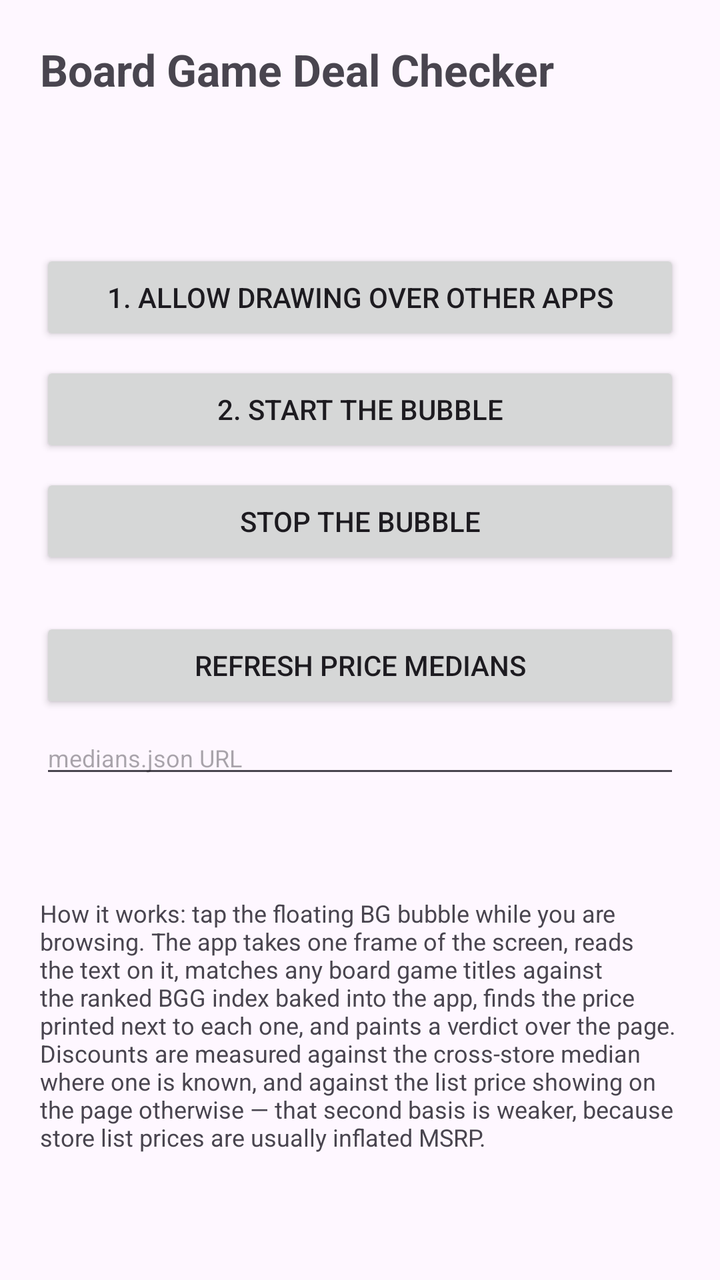
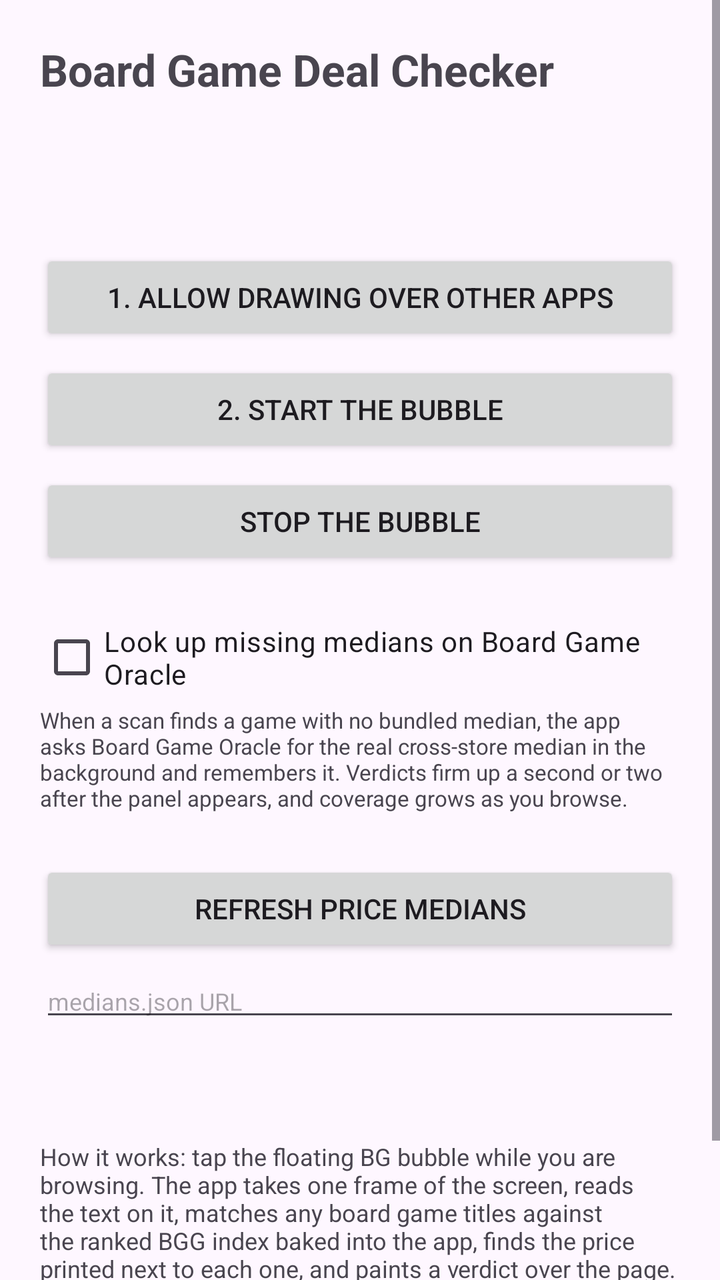

Compare the two renders of this Android layout. The source of the first and the diff that turns it into the second are given below.
<!-- AndroidManifest.xml: application theme Theme.DealChecker -->
<!-- res/layout/activity_main.xml -->
<?xml version="1.0" encoding="utf-8"?>
<ScrollView xmlns:android="http://schemas.android.com/apk/res/android"
    android:layout_width="match_parent"
    android:layout_height="match_parent"
    android:fillViewport="true">

    <LinearLayout
        android:layout_width="match_parent"
        android:layout_height="wrap_content"
        android:orientation="vertical"
        android:padding="20dp">

        <TextView
            android:layout_width="wrap_content"
            android:layout_height="wrap_content"
            android:text="Board Game Deal Checker"
            android:textSize="22sp"
            android:textStyle="bold" />

        <TextView
            android:id="@+id/crashBox"
            android:layout_width="match_parent"
            android:layout_height="wrap_content"
            android:layout_marginTop="10dp"
            android:padding="10dp"
            android:background="#33FF5252"
            android:textSize="10sp"
            android:typeface="monospace"
            android:textIsSelectable="true"
            android:visibility="gone" />

        <Button
            android:id="@+id/btnClearCrash"
            android:layout_width="match_parent"
            android:layout_height="wrap_content"
            android:text="Dismiss crash report"
            android:visibility="gone" />

        <TextView
            android:id="@+id/rules"
            android:layout_width="match_parent"
            android:layout_height="wrap_content"
            android:layout_marginTop="6dp"
            android:textSize="13sp" />

        <TextView
            android:id="@+id/dbInfo"
            android:layout_width="match_parent"
            android:layout_height="wrap_content"
            android:layout_marginTop="14dp"
            android:textSize="13sp" />

        <Button
            android:id="@+id/btnOverlay"
            android:layout_width="match_parent"
            android:layout_height="wrap_content"
            android:layout_marginTop="20dp"
            android:text="1. Allow drawing over other apps" />

        <Button
            android:id="@+id/btnStart"
            android:layout_width="match_parent"
            android:layout_height="wrap_content"
            android:layout_marginTop="8dp"
            android:text="2. Start the bubble" />

        <Button
            android:id="@+id/btnStop"
            android:layout_width="match_parent"
            android:layout_height="wrap_content"
            android:layout_marginTop="8dp"
            android:text="Stop the bubble" />

        <Button
            android:id="@+id/btnRefresh"
            android:layout_width="match_parent"
            android:layout_height="wrap_content"
            android:layout_marginTop="24dp"
            android:text="Refresh price medians" />

        <EditText
            android:id="@+id/medianUrl"
            android:layout_width="match_parent"
            android:layout_height="wrap_content"
            android:layout_marginTop="4dp"
            android:hint="medians.json URL"
            android:inputType="textUri"
            android:textSize="12sp" />

        <TextView
            android:id="@+id/status"
            android:layout_width="match_parent"
            android:layout_height="wrap_content"
            android:layout_marginTop="14dp"
            android:textSize="12sp" />

        <TextView
            android:layout_width="match_parent"
            android:layout_height="wrap_content"
            android:layout_marginTop="24dp"
            android:textSize="12sp"
            android:text="How it works: tap the floating BG bubble while you are browsing. The app takes one frame of the screen, reads the text on it, matches any board game titles against the ranked BGG index baked into the app, finds the price printed next to each one, and paints a verdict over the page. Discounts are measured against the cross-store median where one is known, and against the list price showing on the page otherwise — that second basis is weaker, because store list prices are usually inflated MSRP." />

    </LinearLayout>
</ScrollView>
<!-- resources referenced by this layout -->
<resources>
  <style name="Theme.DealChecker" parent="Theme.Material3.DayNight.NoActionBar">
          <item name="colorPrimary">#2F5C28</item>
      </style>
</resources>

<!-- the commit's change to res/layout/activity_main.xml (unified diff, before → after) -->
@@ -71,6 +71,19 @@
             android:layout_marginTop="8dp"
             android:text="Stop the bubble" />
 
+        <CheckBox
+            android:id="@+id/liveLookup"
+            android:layout_width="match_parent"
+            android:layout_height="wrap_content"
+            android:layout_marginTop="20dp"
+            android:text="Look up missing medians on Board Game Oracle" />
+
+        <TextView
+            android:layout_width="match_parent"
+            android:layout_height="wrap_content"
+            android:textSize="11sp"
+            android:text="When a scan finds a game with no bundled median, the app asks Board Game Oracle for the real cross-store median in the background and remembers it. Verdicts firm up a second or two after the panel appears, and coverage grows as you browse." />
+
         <Button
             android:id="@+id/btnRefresh"
             android:layout_width="match_parent"
